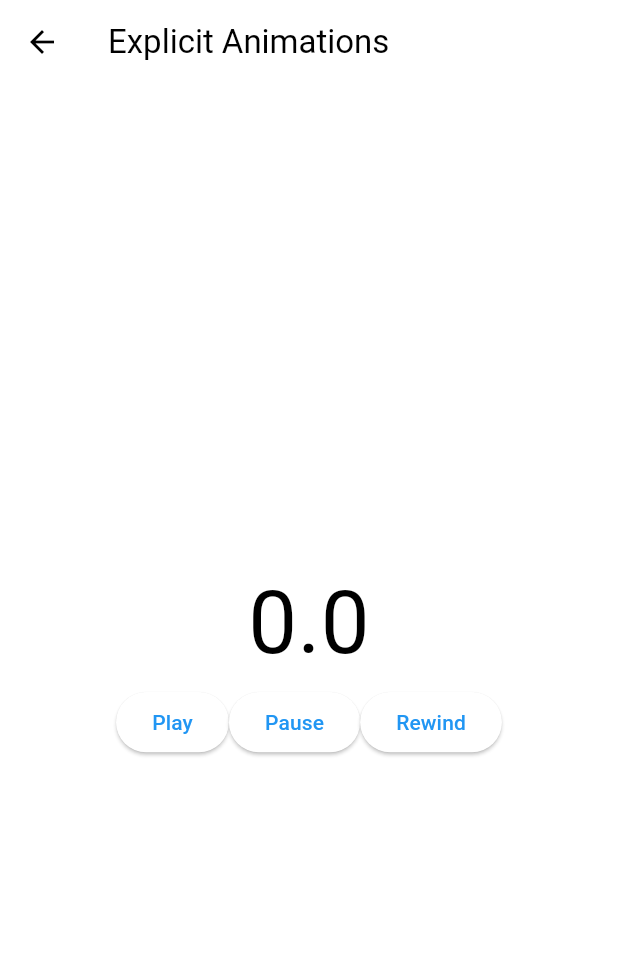
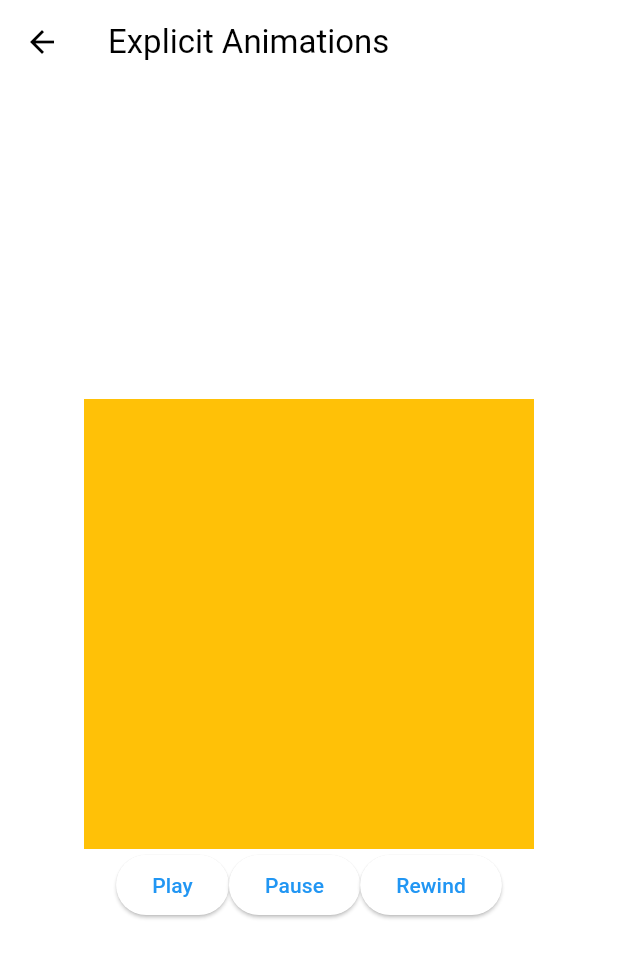
Before and after one commit to daveg7lee/flutter_animations_masterclass, a Flutter app: the ExplicitAnimationsScreen screen opened directly, on a phone screen of 412 x 824 dp. Shown: the top 958 px of the screen. Run offline on Flutter 3.47's test engine with Material 2 defaults, Android fonts, the phone set to English and light mode, and no system bars.

Commit message:
ColorTween

```diff
--- a/lib/screens/explicit_animations_screen.dart
+++ b/lib/screens/explicit_animations_screen.dart
@@ -12,8 +12,13 @@ class _ExplicitAnimationsScreenState extends State<ExplicitAnimationsScreen>
     with SingleTickerProviderStateMixin {
   late final AnimationController _animationController = AnimationController(
     vsync: this,
-    duration: const Duration(seconds: 10),
+    duration: const Duration(seconds: 2),
   );
+
+  late final Animation<Color?> _color = ColorTween(
+    begin: Colors.amber,
+    end: Colors.red,
+  ).animate(_animationController);
 
   void _play() {
     _animationController.forward();
@@ -38,14 +43,12 @@ class _ExplicitAnimationsScreenState extends State<ExplicitAnimationsScreen>
           mainAxisAlignment: MainAxisAlignment.center,
           children: [
             AnimatedBuilder(
-              animation: _animationController,
-              builder: (context, child) => Text(
-                "${_animationController.value}",
-                style: const TextStyle(
-                  fontSize: 58,
-                ),
-              ),
-            ),
+                animation: _color,
+                builder: (context, child) => Container(
+                      color: _color.value,
+                      width: 300,
+                      height: 300,
+                    )),
             Row(
               mainAxisAlignment: MainAxisAlignment.center,
               children: [
```
